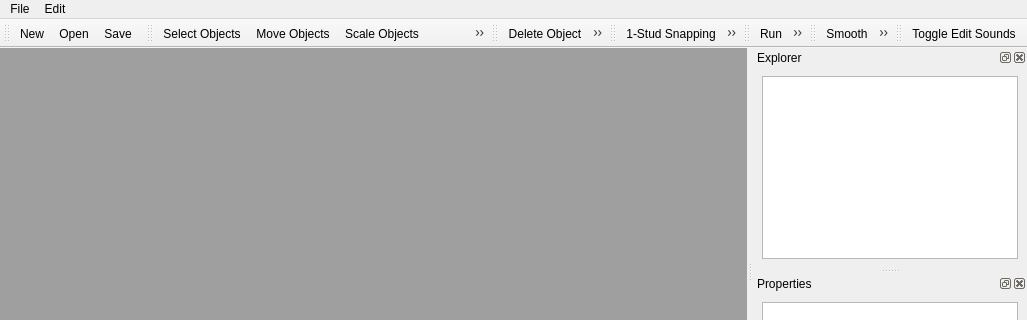
Above: editor/mainwindow.ui from m-doescode/openblocks before the change; both pictures show x 0 to 1027 and y 0 to 320 of the 1027 by 750 pixel window. Below: the same form after it.
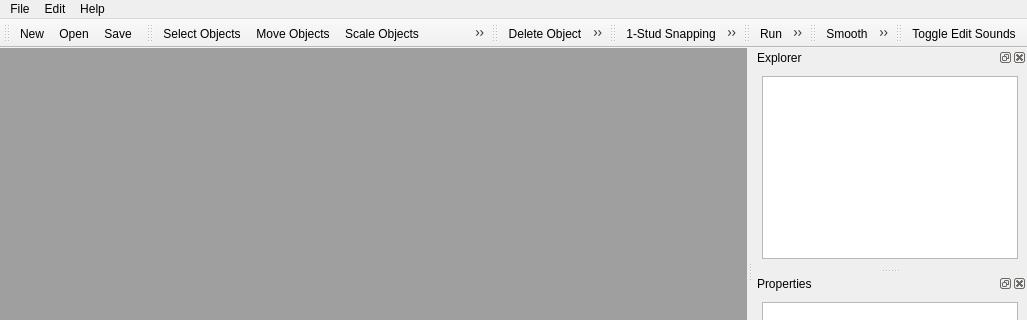
That is the form after the change. Icons and pictures are not drawn. Custom widgets are drawn as their Qt base class.

What changed in the file:
```diff
--- a/editor/mainwindow.ui
+++ b/editor/mainwindow.ui
@@ -78,8 +78,15 @@
     <addaction name="actionPasteInto"/>
     <addaction name="actionDelete"/>
    </widget>
+   <widget class="QMenu" name="menuHelp">
+    <property name="title">
+     <string>Help</string>
+    </property>
+    <addaction name="actionViewLicense"/>
+   </widget>
    <addaction name="menuFile"/>
    <addaction name="menuEdit"/>
+   <addaction name="menuHelp"/>
   </widget>
   <widget class="QStatusBar" name="statusbar"/>
   <widget class="QDockWidget" name="explorerWidget">
```
Left out of the diff: 5 changed lines with no effect on the pictures.
